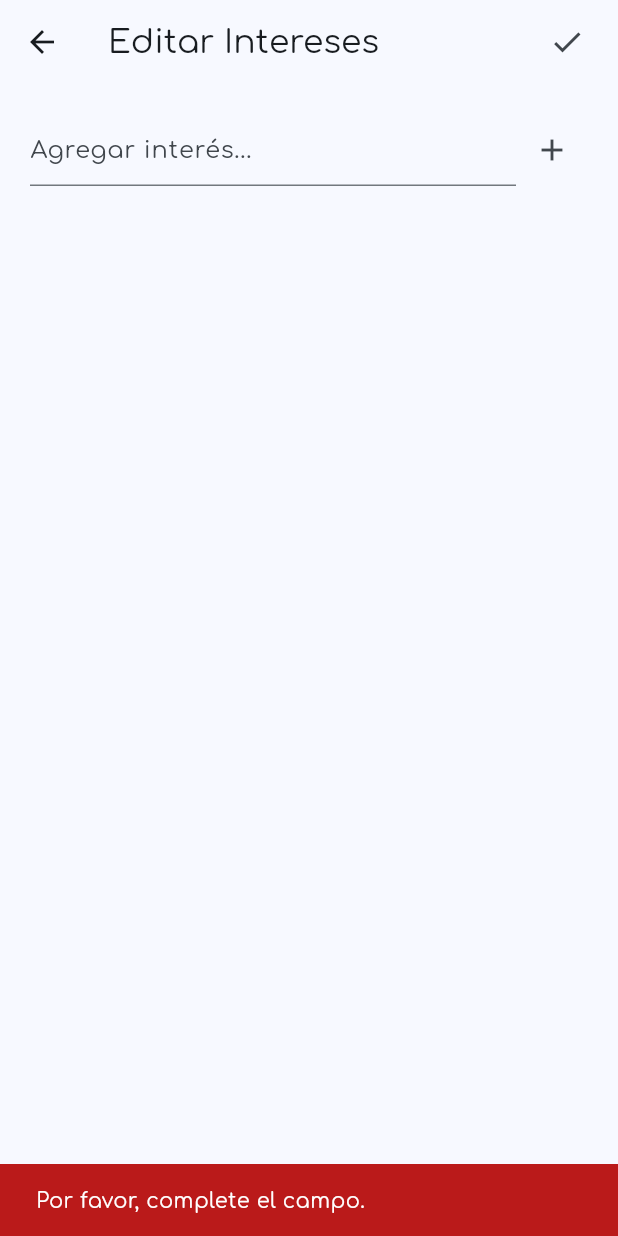
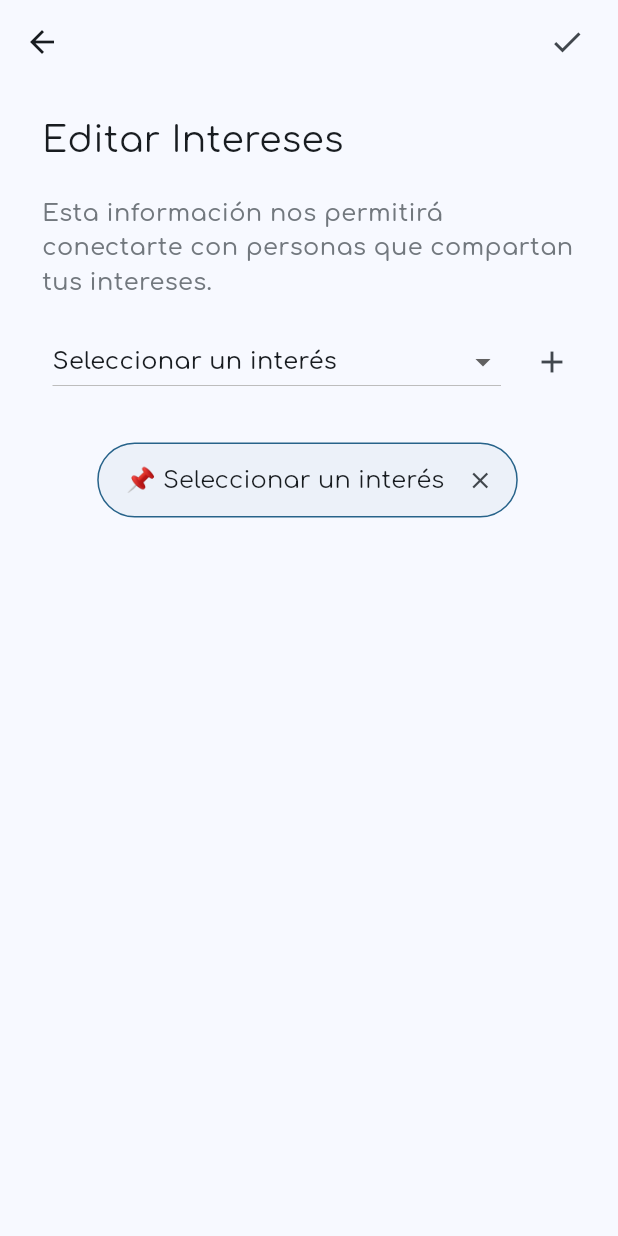
Before and after one commit to buddy-app-hub/mobile, a Flutter app: the EditInterestsPage screen opened directly, after a tap on the "add" icon, on a phone screen of 412 x 824 dp. Run offline on Flutter 3.47's test engine with Material 3 defaults, Android fonts, the phone set to English and light mode, and no system bars; our stand-ins replace cached_network_image, carousel_slider, cloud_firestore, firebase_auth, firebase_core, firebase_storage and 11 more; missing offline and left inert: dart:ffi, flutter_inappwebview, stomp_dart_client, time_planner, video_compress; accounts and stored records are empty.

Commit message:
added dropdown in edit interests

```diff
--- a/lib/pages/profile/edit_profile/edit_interests.dart
+++ b/lib/pages/profile/edit_profile/edit_interests.dart
@@ -4,6 +4,7 @@ import 'package:mobile/pages/navigation.dart';
 import 'package:mobile/services/buddy_service.dart';
 import 'package:mobile/services/elder_service.dart';
 import 'package:mobile/theme/theme_text_style.dart';
+import 'package:mobile/utils/emoji_interest.dart';
 import 'package:mobile/widgets/base_decoration.dart';
 import 'package:provider/provider.dart';
 import 'package:mobile/pages/auth/providers/auth_session_provider.dart';
@@ -17,7 +18,8 @@ class EditInterestsPage extends StatefulWidget {
 class _EditInterestsPageState extends State<EditInterestsPage> {
 
   final List<Interest> _interests = [];
-  final TextEditingController _interestController = TextEditingController();
+  final List<String> interests = getInterestsList();
+  late String selectedInterest;
 
   @override
   void initState() {
@@ -27,6 +29,7 @@ class _EditInterestsPageState extends State<EditInterestsPage> {
     ? authProvider.userData?.buddy?.buddyProfile?.interests
     : authProvider.userData?.elder?.elderProfile?.interests) as Iterable<Interest>? ?? []);
     _interests.addAll(widget.initialInterests);
+    selectedInterest = interests[0];
   }
 
   @override
@@ -38,7 +41,7 @@ class _EditInterestsPageState extends State<EditInterestsPage> {
 
     return Scaffold(
       appBar: AppBar(
-        title: Text('Editar Intereses'),
+      // title: Text('Editar Intereses'),
       actions: [
         IconButton(
           icon: Icon(Icons.check),
@@ -72,25 +75,54 @@ class _EditInterestsPageState extends State<EditInterestsPage> {
           child: Padding(
               padding: const EdgeInsets.fromLTRB(20, 20, 20, 40),
               child: Column(
+                crossAxisAlignment: CrossAxisAlignment.stretch,
                 children: [
+                  Container(
+                    padding: EdgeInsets.fromLTRB(8, 0, 28, 20),
+                    child: Text(
+                      'Editar Intereses',
+                      style: TextStyle(fontSize: 24),
+                      textAlign: TextAlign.left,
+                    ),
+                  ),
+                  Container(
+                    padding: EdgeInsets.fromLTRB(8, 0, 8, 18),
+                    child: Text(
+                      'Esta información nos permitirá conectarte con personas que compartan tus intereses.',
+                      style: ThemeTextStyle.titleInfoSmallOutline(context),
+                      textAlign: TextAlign.left,
+                    ),
+                  ),
                   Row(
                     children: [
                     Expanded(
-                    child: TextField(
-                      controller: _interestController,
-                      decoration: const InputDecoration(
-                      hintText: 'Agregar interés...',
+                      child: Padding(
+                        padding: EdgeInsets.fromLTRB(15, 0, 10, 0),
+                        child: DropdownButton<String>(
+                          value: selectedInterest,
+                          isExpanded: true,
+                          items: interests.map((String value) {
+                            return DropdownMenuItem<String>(
+                                value: value,
+                                child: Text(value),
+                              );
+                            }).toList(),
+                          onChanged: (String? newValue) {
+                            setState(() {
+                              selectedInterest = newValue!;
+                            });
+                          },
                         ),
                       ),
                     ),
                     IconButton(
                       icon: const Icon(Icons.add),
                       onPressed: () {
-                        final interest = _interestController.text.trim();
-                        if (interest.isNotEmpty) {
+                        final interest = extractInterest(selectedInterest.trim());
+                        if (!interest.contains('Seleccionar') || interest.isNotEmpty) {
                           setState(() {
                             _interests.add(Interest(name: interest));
-                            _interestController.clear();
+                            selectedInterest = interests[0];
                           });
                         } else {
                           final snackBar = SnackBar(
--- a/lib/utils/emoji_interest.dart
+++ b/lib/utils/emoji_interest.dart
@@ -3,6 +3,7 @@ String getEmojiInterest(String interest) {
   Map<RegExp, String> emojiMap = {
     RegExp(r'programación|programacion|computadora|gaming|informatica|informática|tecnologia|tecnología') : '💻',
     RegExp(r'fútbol|futbol|balón pie|deportes|baseball') : '⚽',
+    RegExp(r'deportes') : '🏈',
     RegExp(r'golf|mini-golf|mini golf') : '⛳️',
     RegExp(r'boxeo|combat|boxing') : '🥊',
     RegExp(r'comida|restaurantes|gastronomía|comer') : '🍔',
@@ -19,6 +20,8 @@ String getEmojiInterest(String interest) {
     RegExp(r'bordado|costura|coser|manualidades') : '🪡',
     RegExp(r'crochet|tejer|macrame') : '🧶',
     RegExp(r'tenis|padel') : '🎾',
+    RegExp(r'básquet') : '🏀',
+    RegExp(r'natación') : '🤿',
     RegExp(r'lectura|poesía|poesia|libros|novelas') : '📖',
     RegExp(r'baile|bailar|danza|ritmo|ballet') : '💃',
     RegExp(r'fotografía|fotografia|fotos|cámaras|camaras') : '📸',
@@ -48,3 +51,56 @@ String getEmojiInterest(String interest) {
   }
   return '📌';
 }
+
+List<String> getInterestsList() {
+  List<String> list = [
+    'Seleccionar un interés',
+    '💻 Programación',
+    '🏈 Deportes',
+    '⚽ Fútbol',
+    '🏀 Básquet',
+    '⛳️ Golf',
+    '🥊 Boxeo',
+    '🍔 Comida',
+    '🍳 Cocina',
+    '🎶 Música',
+    '🎬 Películas y Series',
+    '🏝️ Viajar',
+    '✍️ Literatura',
+    '🙂 Conocer gente',
+    '🎭 Teatro',
+    '🏛️ Museos',
+    '🎨 Arte',
+    '♟️ Juegos',
+    '🍃 Naturaleza',
+    '🪡 Costura',
+    '🧶 Crochet',
+    '🎾 Tenis',
+    '📖 Lectura',
+    '💃 Baile',
+    '📸 Fotografía',
+    '🎥 Cine',
+    '🔬 Ciencia',
+    '🧠 Psicología',
+    '🏛️ Política',
+    '🤝 Voluntariado',
+    '🧘 Bienestar',
+    '🏋️ Fitness',
+    '🐾 Animales',
+    '⛰️ Montañismo',
+    '🌌 Astronomía',
+    '🚴 Ciclismo',
+    '🍷 Cerveza y Vinos',
+    '🚗 Autos',
+    '🏎️ Fórmula 1',
+    '🏃 Running',
+    '🤿 Natación',
+  ];
+
+  return list;
+}
+
+String extractInterest(String interestWithEmoji) {
+  RegExp emojiRegex = RegExp(r'^[^\w]+');
+  return interestWithEmoji.replaceAll(emojiRegex, '').trim();
+}
```
Lines whose indentation alone changed are shown as unchanged.
